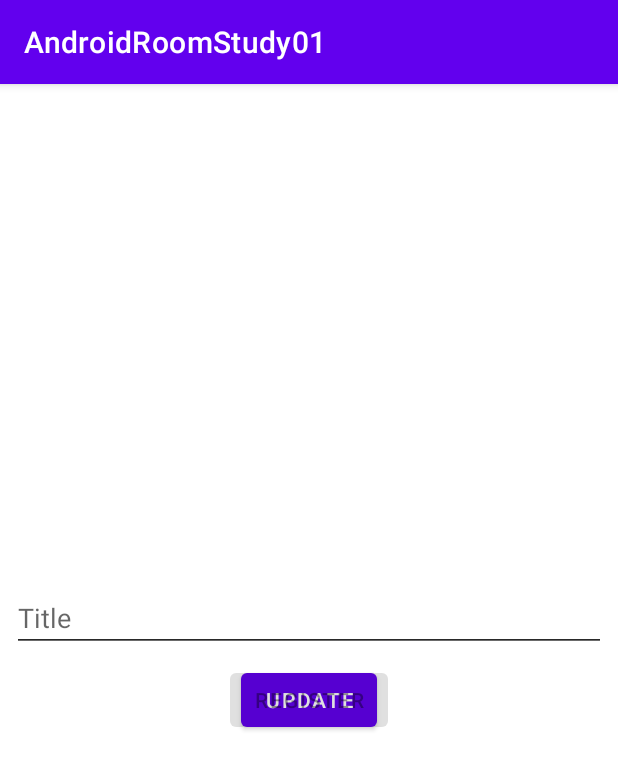
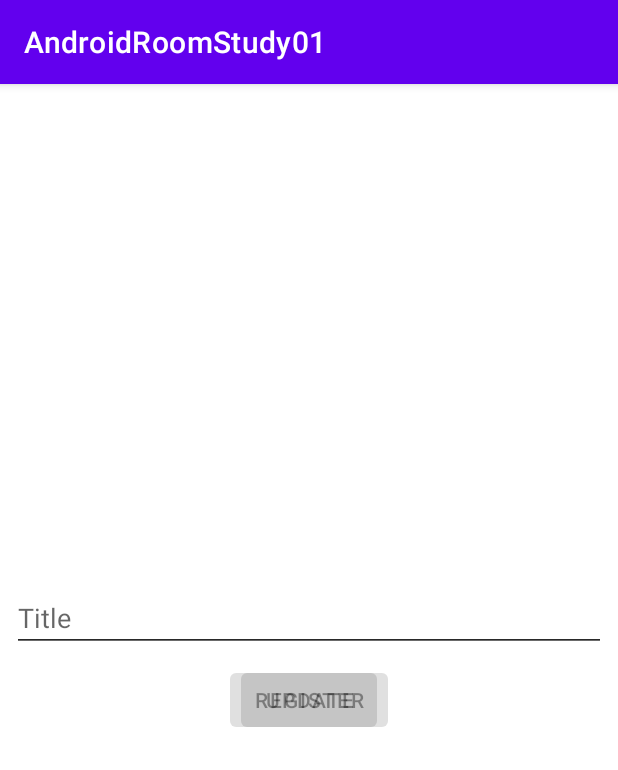
Before and after one commit to Nunocky/AndroidRoomStudy01, an Android app: the fragment EditFragment placed in its activity, after a tap on "New", on a phone screen of 412 x 824 dp. Shown: the top 770 px of the screen. Run offline under Robolectric (Android 15) with nearby library versions, the phone set to English and light mode, and no system bars; our stand-ins replace Room's generated code, data binding; 2 statements that could not run were skipped.

Commit message:
編集時、空テキストでは更新できないようにする

```diff
--- a/app/src/main/java/org/nunocky/roomstudy01/ui/main/EditFragment.kt
+++ b/app/src/main/java/org/nunocky/roomstudy01/ui/main/EditFragment.kt
@@ -39,7 +39,7 @@ class EditFragment : Fragment() {
 
         viewModel.title.value = args.topic.title
 
-        binding.etTitle.doOnTextChanged { text, start, before, count ->
+        binding.etTitle.doOnTextChanged { text, _, _, _ ->
             viewModel.ready.value = text?.isNotEmpty()
         }
 
--- a/app/src/main/res/layout/edit_fragment.xml
+++ b/app/src/main/res/layout/edit_fragment.xml
@@ -13,6 +13,7 @@
             android:layout_width="wrap_content"
             android:layout_height="wrap_content"
             android:layout_marginTop="8dp"
+            android:enabled="@{viewModel.ready}"
             android:text="@string/update"
             app:layout_constraintBottom_toBottomOf="parent"
             app:layout_constraintEnd_toEndOf="parent"
```
